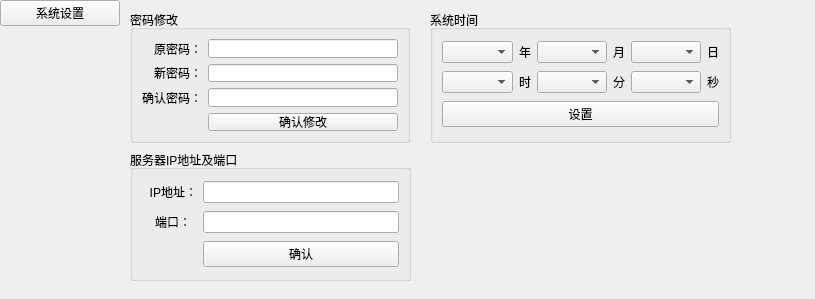
Before: the Qt Designer form frmconfig.ui in hzqgogogo/IntelligentGreenHouse, drawn with Qt 5.
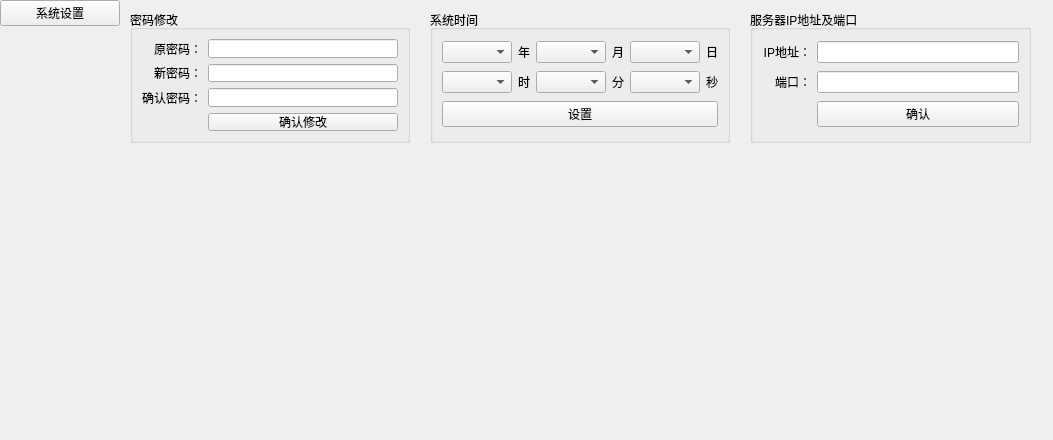
After: the same form once the commit is applied.

Commit message: 基本框架

Diff of the .ui file:
```diff
--- a/frmconfig.ui
+++ b/frmconfig.ui
@@ -6,8 +6,8 @@
    <rect>
     <x>0</x>
     <y>0</y>
-    <width>815</width>
-    <height>299</height>
+    <width>1053</width>
+    <height>440</height>
    </rect>
   </property>
   <property name="windowTitle">
@@ -159,7 +159,7 @@
        <rect>
         <x>310</x>
         <y>10</y>
-        <width>301</width>
+        <width>300</width>
         <height>133</height>
        </rect>
       </property>
@@ -281,17 +281,17 @@
      <widget class="QGroupBox" name="groupBox_2">
       <property name="geometry">
        <rect>
-        <x>10</x>
-        <y>150</y>
+        <x>630</x>
+        <y>10</y>
         <width>281</width>
-        <height>131</height>
+        <height>133</height>
        </rect>
       </property>
       <property name="title">
        <string>服务器IP地址及端口</string>
       </property>
       <layout class="QGridLayout" name="gridLayout_3">
-       <item row="0" column="0" colspan="3">
+       <item row="0" column="0" colspan="2">
         <widget class="QLabel" name="label">
          <property name="text">
           <string>IP地址：</string>
@@ -301,7 +301,7 @@
          </property>
         </widget>
        </item>
-       <item row="0" column="3">
+       <item row="0" column="2">
         <widget class="QLineEdit" name="host"/>
        </item>
        <item row="1" column="0">
@@ -321,10 +321,10 @@
          </property>
         </widget>
        </item>
-       <item row="1" column="3">
+       <item row="1" column="2">
         <widget class="QLineEdit" name="port"/>
        </item>
-       <item row="2" column="3">
+       <item row="2" column="2">
         <widget class="QPushButton" name="btnEnter">
          <property name="text">
           <string>确认</string>
```
